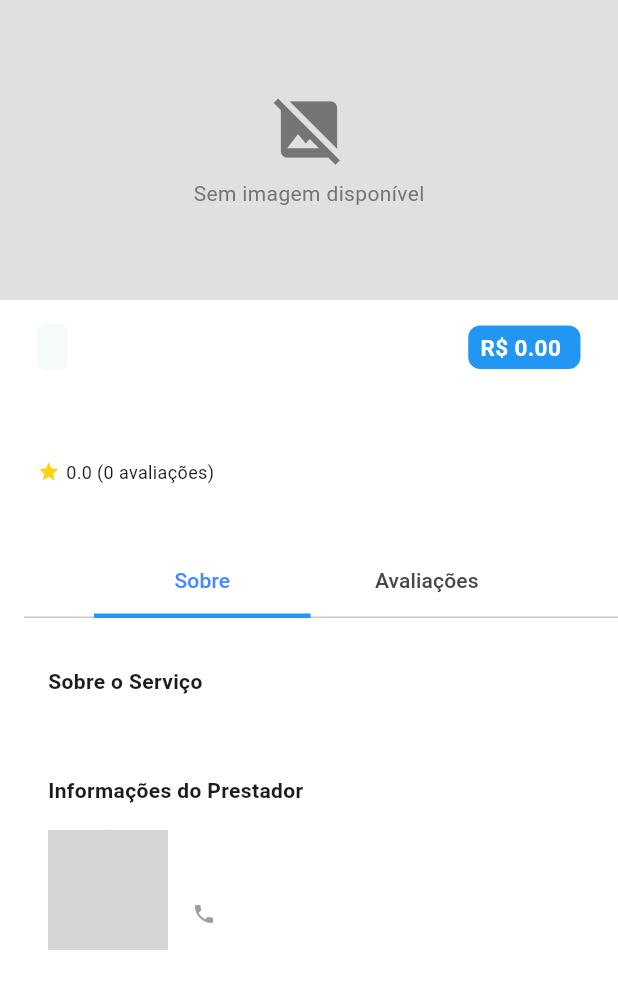
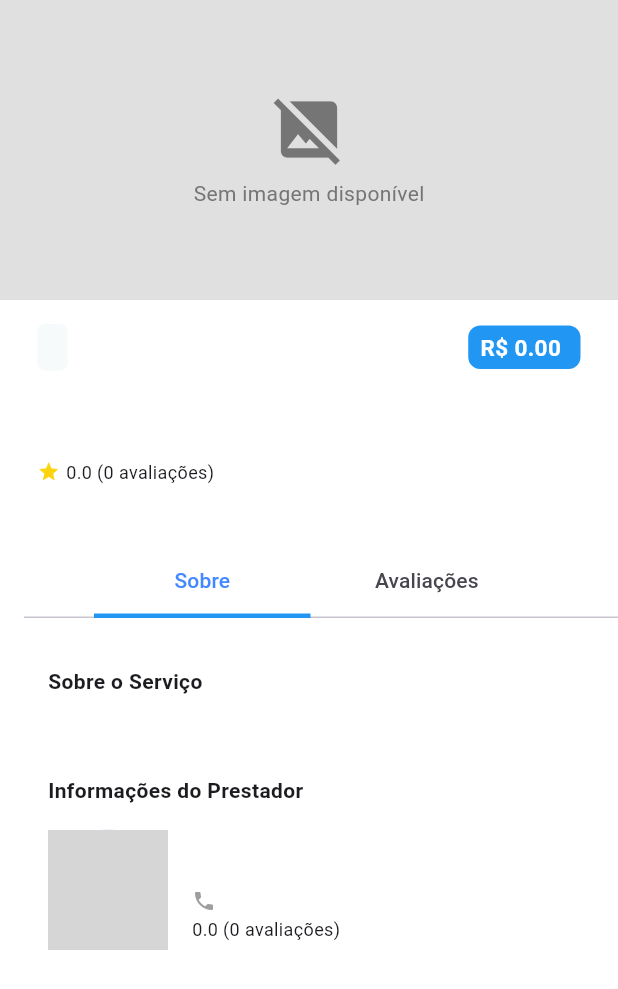
Before and after one commit to ericdiasblu/servblu, a Flutter app: the ServiceDetailsPage screen opened directly with empty values, on a phone screen of 412 x 824 dp. Shown: the top 989 px of the screen. Run offline on Flutter 3.47's test engine with Material 3 defaults, Android fonts, the phone set to English and light mode, and no system bars; our stand-ins replace email_validator, firebase_core, firebase_messaging, flutter_animate, flutter_local_notifications, flutter_masked_text2 and 7 more; accounts and stored records are empty; network calls fail; grey boxes are pictures that could not be loaded.

Commit message:
tentando arrumar avaliacoes prestador

```diff
--- a/lib/screens/service_page/service_details_page.dart
+++ b/lib/screens/service_page/service_details_page.dart
@@ -35,6 +35,7 @@ class _ServiceDetailsPageState extends State<ServiceDetailsPage> {
   double mediaAvaliacoes = 0.0;
   int totalAvaliacoes = 0;
   final PageController _pageController = PageController();
+  double mediaAvaliacoesUsuario = 0.0;
 
   @override
   void initState() {
@@ -69,6 +70,8 @@ class _ServiceDetailsPageState extends State<ServiceDetailsPage> {
               .calcularMediaAvaliacoesServico(widget.servico.idServico!);
         }
 
+        final avaliacaoUsuario = await _avaliacaoService .calcularMediaAvaliacoesPrestador(widget.servico.idPrestador);
+
         // Contar total de avaliações
         final total = await _avaliacaoService
             .contarAvaliacoesServico(widget.servico.idServico!);
@@ -77,6 +80,8 @@ class _ServiceDetailsPageState extends State<ServiceDetailsPage> {
           avaliacoes = listaAvaliacoes;
           mediaAvaliacoes = media;
           totalAvaliacoes = total;
+          //AVALIAÇÃO DO USUÁRIO
+          mediaAvaliacoesUsuario = avaliacaoUsuario;
         });
       }
     } catch (e) {
@@ -258,6 +263,12 @@ class _ServiceDetailsPageState extends State<ServiceDetailsPage> {
                         style: Theme.of(context).textTheme.bodyMedium,
                       ),
                     ],
+                  ),
+                  Text(
+                    //AVALIAÇÃO DO USUÁRIO
+                    '${mediaAvaliacoesUsuario.toStringAsFixed(1)} (${totalAvaliacoes} ${totalAvaliacoes == 1 ? 'avaliação' : 'avaliações'})',
+                    style: TextStyle(
+                        fontWeight: FontWeight.w400, fontSize: 12),
                   ),
                   // Endereço
                 ],
@@ -683,6 +694,7 @@ class _ServiceDetailsPageState extends State<ServiceDetailsPage> {
                         ),
                         SizedBox(width: 4),
                         Text(
+                          //AVALIAÇÂO EM CIMA
                           '${mediaAvaliacoes.toStringAsFixed(1)} (${totalAvaliacoes} ${totalAvaliacoes == 1 ? 'avaliação' : 'avaliações'})',
                           style: TextStyle(
                               fontWeight: FontWeight.w400, fontSize: 12),
```
Also changed, not shown: lib/services/avaliacao_service.dart (+6 -5 lines).
